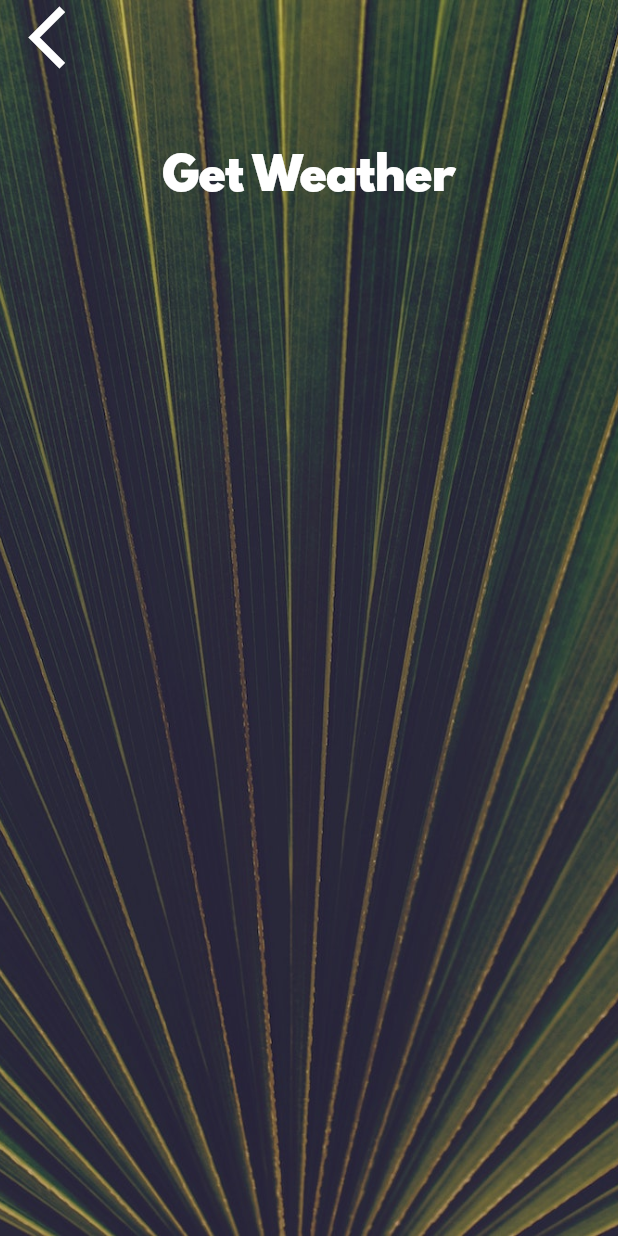
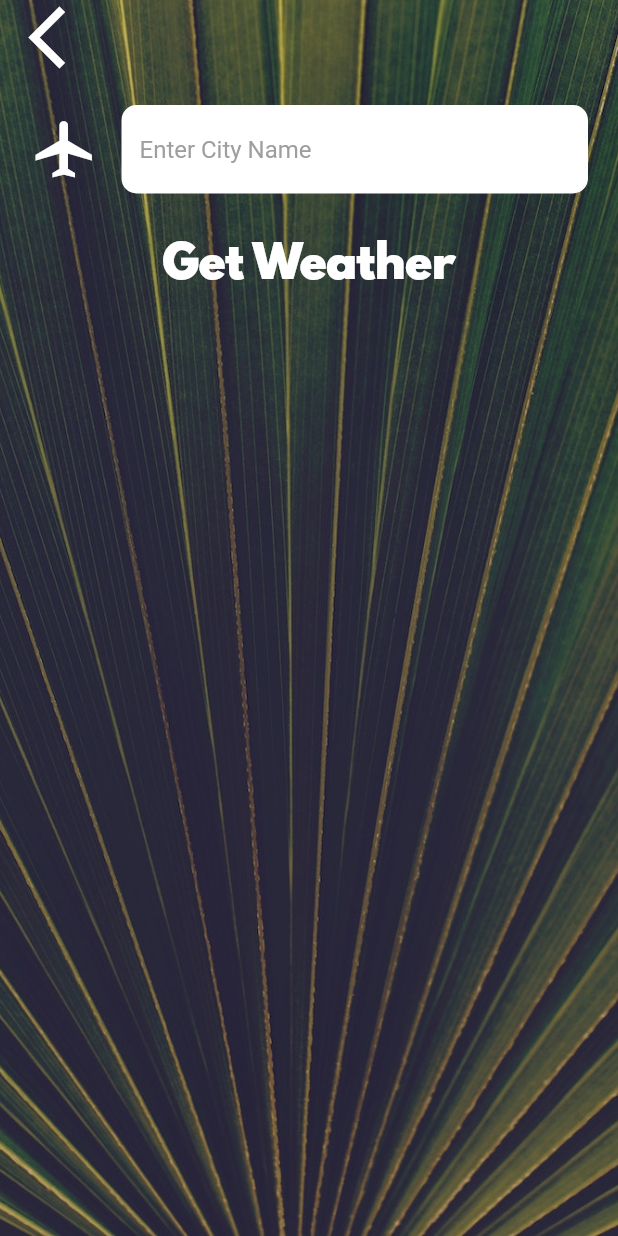
Before and after one commit to PaulDudsdeemaytha/clima-flutter, a Flutter app: the CityScreen screen opened directly, on a phone screen of 412 x 824 dp. Run offline on Flutter 3.47's test engine with Material 2 defaults, Android fonts, the phone set to English and light mode, and no system bars; our stand-ins replace flutter_spinkit, geolocator; network calls fail.

```diff
--- a/lib/screens/city_screen.dart
+++ b/lib/screens/city_screen.dart
@@ -7,6 +7,8 @@ class CityScreen extends StatefulWidget {
 }
 
 class _CityScreenState extends State<CityScreen> {
+  String cityName;
+
   @override
   Widget build(BuildContext context) {
     return Scaffold(
@@ -24,7 +26,9 @@ class _CityScreenState extends State<CityScreen> {
               Align(
                 alignment: Alignment.topLeft,
                 child: FlatButton(
-                  onPressed: () {},
+                  onPressed: () {
+                    Navigator.pop(context);
+                  },
                   child: Icon(
                     Icons.arrow_back_ios,
                     size: 50.0,
@@ -33,10 +37,17 @@ class _CityScreenState extends State<CityScreen> {
               ),
               Container(
                 padding: EdgeInsets.all(20.0),
-                child: null,
+                child: TextField(
+                    onChanged: (value) {
+                      cityName = value;
+                    },
+                    style: TextStyle(color: Colors.black),
+                    decoration: kCitySearchBarStyle),
               ),
               FlatButton(
-                onPressed: () {},
+                onPressed: () {
+                  Navigator.pop(context, cityName);
+                },
                 child: Text(
                   'Get Weather',
                   style: kButtonTextStyle,
--- a/lib/utilities/constants.dart
+++ b/lib/utilities/constants.dart
@@ -18,3 +18,18 @@ const kButtonTextStyle = TextStyle(
 const kConditionTextStyle = TextStyle(
   fontSize: 100.0,
 );
+
+const kCitySearchBarStyle = InputDecoration(
+  hintText: 'Enter City Name',
+  hintStyle: TextStyle(color: Colors.grey),
+  icon: Icon(
+    Icons.local_airport,
+    size: 45,
+    color: Colors.white,
+  ),
+  filled: true,
+  border: OutlineInputBorder(
+      borderRadius: BorderRadius.all(Radius.circular(10.0)),
+      borderSide: BorderSide.none),
+  fillColor: Colors.white,
+);
```
Also changed, not shown: lib/screens/location_screen.dart (+17 -2 lines), lib/services/weather.dart (+7 -0 lines).
